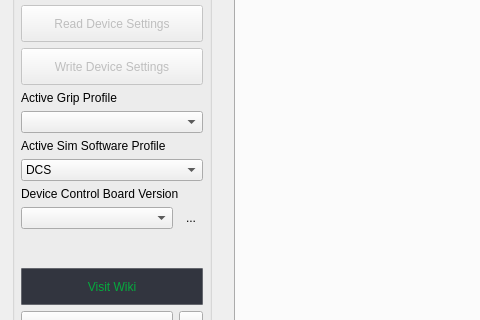
Old version of the form src/mainwindow.ui in the repository invictuscockpits/HOTASConfigurator; both pictures show x 0 to 480 and y 139 to 459 of the 1200 by 580 pixel window.
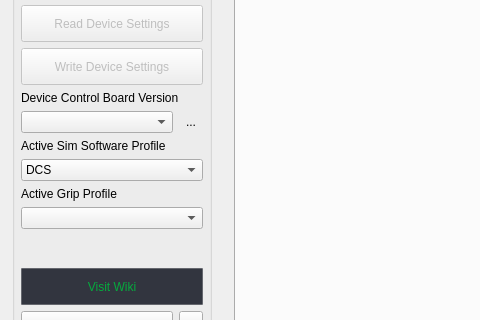
New version of the form. Icons and pictures are not drawn. Custom widgets are drawn as their Qt base class.

What changed in the file:
```diff
--- a/src/mainwindow.ui
+++ b/src/mainwindow.ui
@@ -230,7 +230,7 @@
          </property>
         </widget>
        </item>
-       <item row="13" column="0">
+       <item row="14" column="0">
         <widget class="QComboBox" name="comboBox_simSoftware">
          <item>
           <property name="text">
@@ -262,7 +262,7 @@
          </property>
         </widget>
        </item>
-       <item row="12" column="0">
+       <item row="13" column="0">
         <widget class="QLabel" name="label_2">
          <property name="text">
           <string>Active Sim Software Profile</string>
@@ -308,7 +308,7 @@
          </item>
         </layout>
        </item>
-       <item row="14" column="0">
+       <item row="10" column="0">
         <widget class="QLabel" name="label_3">
          <property name="text">
           <string>Device Control Board Version</string>
@@ -343,7 +343,7 @@
          </property>
         </widget>
        </item>
-       <item row="11" column="0">
+       <item row="16" column="0">
         <widget class="QComboBox" name="comboBox_GripSelection">
          <property name="editable">
           <bool>false</bool>
@@ -356,7 +356,7 @@
          </property>
         </widget>
        </item>
-       <item row="16" column="0" rowspan="2">
+       <item row="11" column="0" rowspan="2">
         <layout class="QHBoxLayout" name="horizontalLayout">
          <property name="spacing">
           <number>6</number>
@@ -495,7 +495,7 @@
          </property>
         </spacer>
        </item>
-       <item row="10" column="0">
+       <item row="15" column="0">
         <widget class="QLabel" name="label">
          <property name="text">
           <string>Active Grip Profile</string>
```
